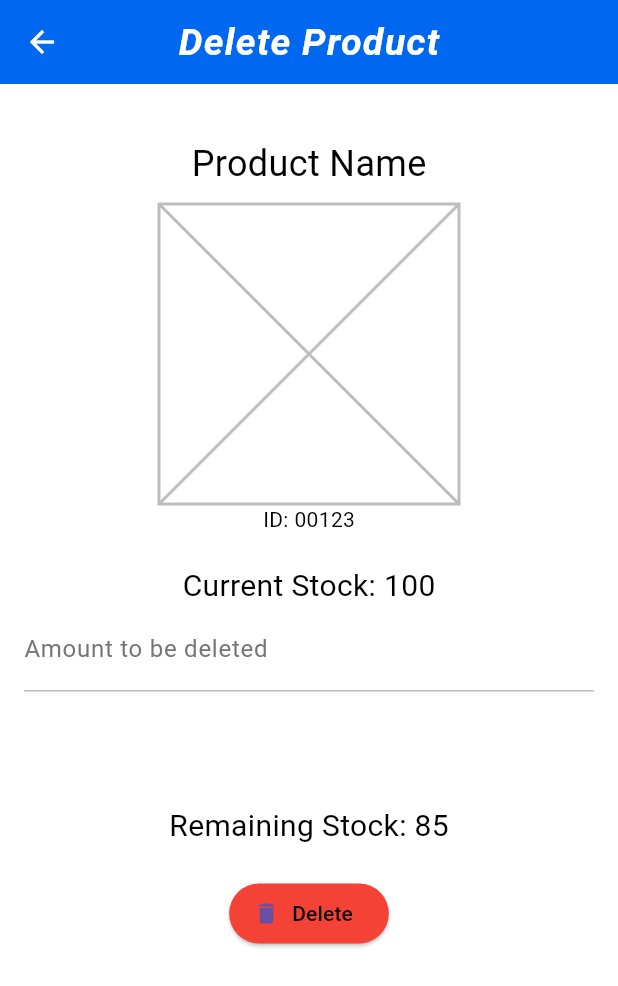
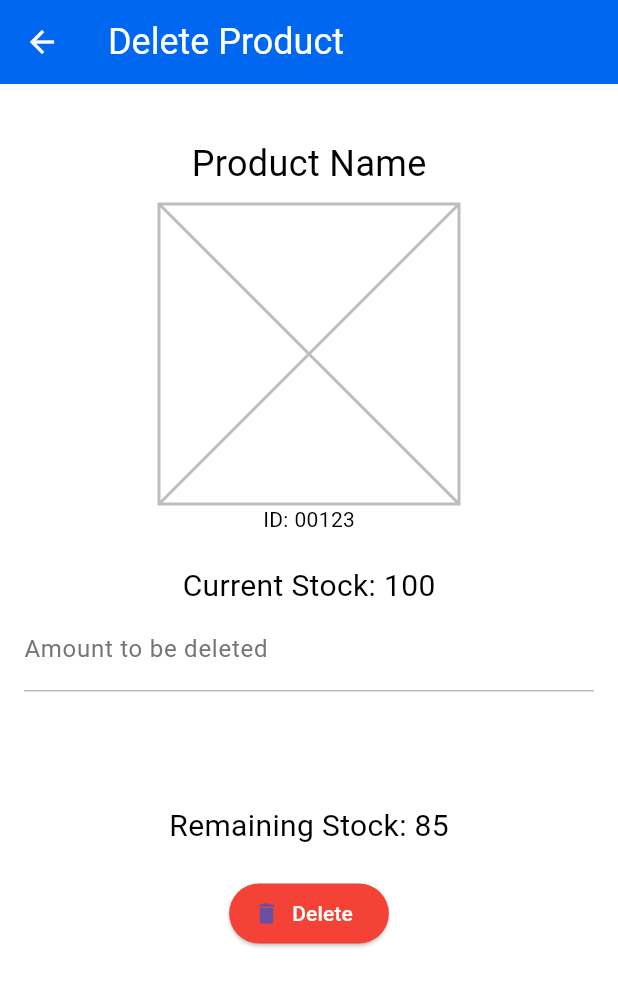
Before and after one commit to ahmettunakuran/CS310-Project, a Flutter app: the DeleteProductScreen screen opened by its route, on a phone screen of 412 x 824 dp. Shown: the top 986 px of the screen. Run offline on Flutter 3.47's test engine with Material 3 defaults, Android fonts, the phone set to English and light mode, and no system bars.

Commit message:
textstyle changes

```diff
--- a/StockStable_project/lib/screens/delete_product_screen.dart
+++ b/StockStable_project/lib/screens/delete_product_screen.dart
@@ -1,5 +1,6 @@
 import 'package:flutter/material.dart';
 import 'package:navigate_screens/utils/app_colors.dart';
+import 'package:navigate_screens/utils/text_styles.dart';
 import '../utils/app_padding.dart';
 import '../utils/theme_manager.dart';
 
@@ -24,16 +25,8 @@ class _DeleteProductScreenState extends State<DeleteProductScreen> {
   Widget build(BuildContext context) {
     return Scaffold(
       appBar: AppBar(
-        title: Text('Delete Product'),
-        titleTextStyle: TextStyle(
-          color: AppColors.backgroundWhite,
-          fontStyle: FontStyle.italic,
-          fontSize: 25.0,
-          fontWeight: FontWeight.bold,
-          letterSpacing: 0.8,
-        ),
+        title: Text('Delete Product', style: AppTextStyles.appBarText,),
         backgroundColor: AppColors.primaryBlue,
-        centerTitle: true,
       ),
       backgroundColor: _themeManager.isDarkMode ? _themeManager.backgroundColor : AppColors.backgroundWhite,
       body: Padding(
@@ -103,7 +96,7 @@ class _DeleteProductScreenState extends State<DeleteProductScreen> {
                 backgroundColor: AppColors.deleteRed,
               ),
               onPressed: () {},
-              label: Text('Delete', style: TextStyle(color: Colors.black)),
+              label: Text('Delete', style: AppTextStyles.smallButtonWhiteText),
               icon: Icon(Icons.delete),
             )
           ],
```
Also changed, not shown: StockStable_project/lib/screens/order_history_screen.dart (+2 -11 lines).
